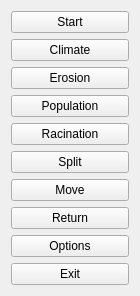
Above: mainmenu.ui from tps12/Tec-Nine before the change. Below: the same form after it.
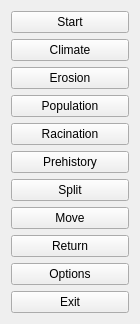
That is the form after the change.

Commit message:
Add prehistory mode
Expands population until steady state and then iterates glaciation to
shake things up. Currently doesn't distinguish between tick types.

```diff
--- a/mainmenu.ui
+++ b/mainmenu.ui
@@ -61,6 +61,13 @@
      </property>
     </widget>
    </item>
+   <item>
+    <widget class="QPushButton" name="prehistory">
+     <property name="text">
+      <string>Prehistory</string>
+     </property>
+    </widget>
+   </item>
    <item>
     <widget class="QPushButton" name="split">
      <property name="text">
```
The commit also changes 9 other files.
